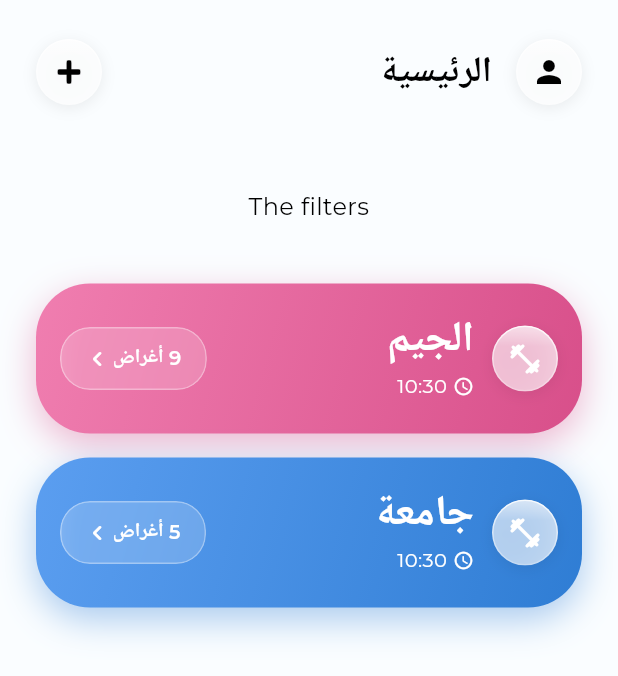
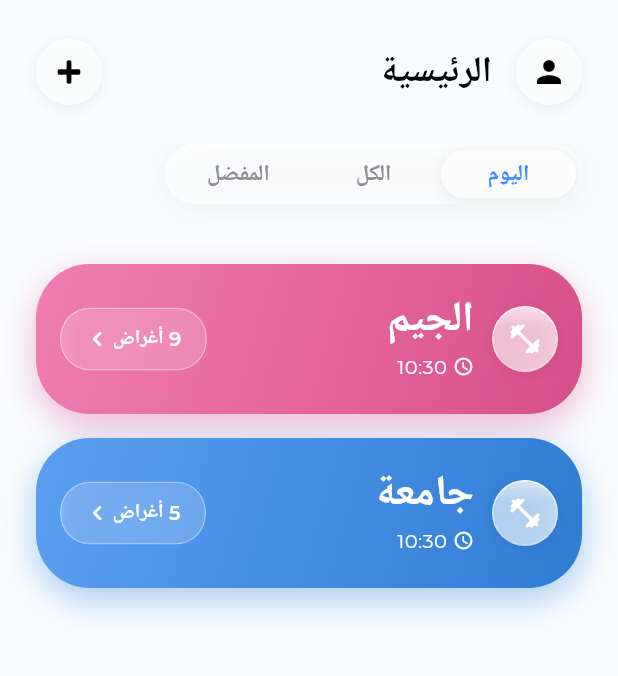
Before and after one commit to FN-Bites/Tawakad, a Flutter app: the screen it shows after launch, on a phone screen of 412 x 824 dp. Shown: the top 676 px of the screen. Run offline on Flutter 3.47's test engine with Material 3 defaults, Android fonts, the phone set to English and light mode, and no system bars; our stand-ins replace animated_text_kit, cloud_firestore, firebase_auth, firebase_core, google_sign_in, rive; accounts and stored records are empty; statements that could not run were skipped.

Commit message:
Add filter ui to the home page

```diff
--- a/lib/core/widgets/glass_buttons/glass_back_button.dart
+++ b/lib/core/widgets/glass_elements/glass_back_button.dart
@@ -1,5 +1,5 @@
 import 'package:flutter/material.dart';
-import 'package:tawakad_app/core/widgets/glass_buttons/app_liquid_buttons.dart';
+import 'package:tawakad_app/core/widgets/glass_elements/app_liquid_buttons.dart';
 
 class GlassBackButton extends StatelessWidget {
   final VoidCallback? onPressed;
--- /dev/null
+++ b/lib/core/widgets/glass_elements/glass_bar.dart
@@ -0,0 +1,180 @@
+import 'dart:ui';
+import 'package:flutter/material.dart';
+
+class GlassSurface extends StatelessWidget {
+  final Widget child;
+  final double borderRadius;
+  final double? width;
+  final double? height;
+  final List<BoxShadow>? shadows;
+  final int? selectedIndex;
+  final int? itemCount;
+  final double pillInset;
+
+  const GlassSurface({
+    super.key,
+    required this.child,
+    this.borderRadius = 32,
+    this.width,
+    this.height,
+    this.shadows,
+    this.selectedIndex,
+    this.itemCount,
+    this.pillInset = 4.0,
+  });
+
+  @override
+  Widget build(BuildContext context) {
+    return Container(
+      width: width,
+      height: height,
+      decoration: BoxDecoration(
+        borderRadius: BorderRadius.circular(borderRadius),
+        boxShadow: shadows ??
+            [
+              BoxShadow(
+                color: Colors.black.withOpacity(0.06),
+                blurRadius: 16,
+                offset: const Offset(0, 2),
+              ),
+            ],
+      ),
+      child: ClipRRect(
+        borderRadius: BorderRadius.circular(borderRadius),
+        child: _GlassFill(
+          borderRadius: borderRadius,
+          child: _maybeWithPill(child),
+        ),
+      ),
+    );
+  }
+
+  Widget _maybeWithPill(Widget child) {
+    if (selectedIndex == null || itemCount == null || width == null) {
+      return child;
+    }
+
+    final pillWidth = (width! - pillInset * 2) / itemCount!;
+    final flippedIndex = itemCount! - 1 - selectedIndex!;
+    final pillLeft = pillInset + flippedIndex * pillWidth;
+
+    return Stack(
+      children: [
+        AnimatedPositioned(
+          duration: const Duration(milliseconds: 220),
+          curve: Curves.easeInOut,
+          top: pillInset,
+          bottom: pillInset,
+          left: pillLeft,
+          width: pillWidth,
+          child: Container(
+            decoration: BoxDecoration(
+              borderRadius: BorderRadius.circular(borderRadius - pillInset),
+              color: Colors.white.withOpacity(0.85),
+              boxShadow: [
+                BoxShadow(
+                  color: Colors.black.withOpacity(0.08),
+                  blurRadius: 8,
+                  offset: const Offset(0, 2),
+                ),
+              ],
+            ),
+          ),
+        ),
+        child,
+      ],
+    );
+  }
+}
+
+class _GlassFill extends StatelessWidget {
+  final double borderRadius;
+  final Widget child;
+
+  const _GlassFill({
+    required this.borderRadius,
+    required this.child,
+  });
+
+  @override
+  Widget build(BuildContext context) {
+    return Stack(
+      children: [
+        Positioned.fill(
+          child: BackdropFilter(
+            filter: ImageFilter.blur(sigmaX: 20, sigmaY: 20),
+            child: const SizedBox.expand(),
+          ),
+        ),
+        Positioned.fill(
+          child: Container(
+            color: Colors.white.withOpacity(0.62),
+          ),
+        ),
+        Positioned(
+          top: 0,
+          left: 0,
+          right: 0,
+          height: 14,
+          child: Container(
+            decoration: BoxDecoration(
+              gradient: LinearGradient(
+                begin: Alignment.topCenter,
+                end: Alignment.bottomCenter,
+                colors: [
+                  Colors.white.withOpacity(0.45),
+                  Colors.white.withOpacity(0.0),
+                ],
+              ),
+            ),
+          ),
+        ),
+        Positioned.fill(
+          child: CustomPaint(
+            painter: _GlassRimPainter(
+              borderRadius: borderRadius,
+              topColor: Colors.white.withOpacity(0.80),
+              bottomColor: Colors.white.withOpacity(0.20),
+            ),
+          ),
+        ),
+        child,
+      ],
+    );
+  }
+}
+
+class _GlassRimPainter extends CustomPainter {
+  final double borderRadius;
+  final Color topColor;
+  final Color bottomColor;
+
+  const _GlassRimPainter({
+    required this.borderRadius,
+    required this.topColor,
+    required this.bottomColor,
+  });
+
+  @override
+  void paint(Canvas canvas, Size size) {
+    final rrect = RRect.fromRectAndRadius(
+      Rect.fromLTWH(0.5, 0.5, size.width - 1, size.height - 1),
+      Radius.circular(borderRadius),
+    );
+    final paint = Paint()
+      ..style = PaintingStyle.stroke
+      ..strokeWidth = 1.0
+      ..shader = LinearGradient(
+        begin: Alignment.topCenter,
+        end: Alignment.bottomCenter,
+        colors: [topColor, bottomColor],
+      ).createShader(Rect.fromLTWH(0, 0, size.width, size.height));
+    canvas.drawRRect(rrect, paint);
+  }
+
+  @override
+  bool shouldRepaint(_GlassRimPainter old) =>
+      old.topColor != topColor ||
+      old.bottomColor != bottomColor ||
+      old.borderRadius != borderRadius;
+}
--- a/lib/features/home/ui/pages/home_page.dart
+++ b/lib/features/home/ui/pages/home_page.dart
@@ -4,6 +4,7 @@ import 'pack_list.dart';
 import '../widgets/pack_list/pack_list_card.dart';
 import '../widgets/buttons/pack_list_icon_badge.dart';
 import '../widgets/pack_list_card_theme.dart';
+import '../widgets/buttons/filter_bar.dart';
 
 class HomePage extends StatefulWidget {
   @override
@@ -102,8 +103,16 @@ class _HomeState extends State<HomePage> {
       ),
       body: Column(
         children: [
-          const SizedBox(height: 30),
-          const Text("The filters"),
+          Padding(
+            padding: const EdgeInsets.symmetric(horizontal: 24),
+            child: Align(
+              alignment: Alignment.topRight,
+              child: GlassFilterBar(
+                initialFilter: FilterOption.today,
+                onFilterChanged: (filter) {},
+              ),
+            ),
+          ),
           Expanded(
             child: Padding(
               padding: const EdgeInsets.only(
--- /dev/null
+++ b/lib/features/home/ui/widgets/buttons/filter_bar.dart
@@ -0,0 +1,150 @@
+import 'package:flutter/material.dart';
+import 'package:tawakad_app/core/widgets/glass_elements/glass_bar.dart';
+
+enum FilterOption { today, all, favorites }
+
+extension FilterOptionLabel on FilterOption {
+  String get label {
+    switch (this) {
+      case FilterOption.today:
+        return 'اليوم';
+      case FilterOption.all:
+        return 'الكل';
+      case FilterOption.favorites:
+        return 'المفضل';
+    }
+  }
+}
+
+class GlassFilterBar extends StatefulWidget {
+  final FilterOption initialFilter;
+  final ValueChanged<FilterOption>? onFilterChanged;
+  final double chipWidth;
+  final double height;
+
+  const GlassFilterBar({
+    super.key,
+    this.initialFilter = FilterOption.today,
+    this.onFilterChanged,
+    this.chipWidth = 90.0,
+    this.height = 40.0,
+  });
+
+  @override
+  State<GlassFilterBar> createState() => _GlassFilterBarState();
+}
+
+class _GlassFilterBarState extends State<GlassFilterBar> {
+  late FilterOption _selected;
+
+  @override
+  void initState() {
+    super.initState();
+    _selected = widget.initialFilter;
+  }
+
+  @override
+  Widget build(BuildContext context) {
+    const options = FilterOption.values;
+    const pillInset = 4.0;
+    final totalWidth = (widget.chipWidth * options.length) + (pillInset * 2);
+    final selectedIndex = options.indexOf(_selected);
+
+    return GlassSurface(
+      height: widget.height,
+      width: totalWidth,
+      selectedIndex: selectedIndex,
+      itemCount: options.length,
+      pillInset: pillInset,
+      child: Padding(
+        padding: const EdgeInsets.symmetric(horizontal: pillInset),
+        child: Row(
+          mainAxisSize: MainAxisSize.min,
+          children: options.map((option) {
+            return _FilterChip(
+              label: option.label,
+              isSelected: option == _selected,
+              width: widget.chipWidth,
+              onTap: () {
+                setState(() => _selected = option);
+                widget.onFilterChanged?.call(option);
+              },
+            );
+          }).toList(),
+        ),
+      ),
+    );
+  }
+}
+
+class _FilterChip extends StatefulWidget {
+  final String label;
+  final bool isSelected;
+  final VoidCallback onTap;
+  final double width;
+
+  const _FilterChip({
+    required this.label,
+    required this.isSelected,
+    required this.onTap,
+    required this.width,
+  });
+
+  @override
+  State<_FilterChip> createState() => _FilterChipState();
+}
+
+class _FilterChipState extends State<_FilterChip>
+    with SingleTickerProviderStateMixin {
+  late AnimationController _ctrl;
+  late Animation<double> _scale;
+
+  @override
+  void initState() {
+    super.initState();
+    _ctrl = AnimationController(
+      vsync: this,
+      duration: const Duration(milliseconds: 110),
+    );
+    _scale = Tween(begin: 1.0, end: 0.94)
+        .animate(CurvedAnimation(parent: _ctrl, curve: Curves.easeInOut));
+  }
+
+  @override
+  void dispose() {
+    _ctrl.dispose();
+    super.dispose();
+  }
+
+  @override
+  Widget build(BuildContext context) {
+    return GestureDetector(
+      onTapDown: (_) => _ctrl.forward(),
+      onTapUp: (_) {
+        _ctrl.reverse();
+        widget.onTap();
+      },
+      onTapCancel: () => _ctrl.reverse(),
+      child: ScaleTransition(
+        scale: _scale,
+        child: SizedBox(
+          width: widget.width,
+          child: Center(
+            child: AnimatedDefaultTextStyle(
+              duration: const Duration(milliseconds: 200),
+              style: TextStyle(
+                fontFamily: 'Montserrat',
+                fontSize: 15,
+                fontWeight: FontWeight.w600,
+                color: widget.isSelected
+                    ? const Color(0xFF3C8EFF)
+                    : const Color(0xFF8E8E93),
+              ),
+              child: Text(widget.label),
+            ),
+          ),
+        ),
+      ),
+    );
+  }
+}
--- a/lib/features/home/ui/widgets/buttons/pack_list_icon_badge.dart
+++ b/lib/features/home/ui/widgets/buttons/pack_list_icon_badge.dart
@@ -1,5 +1,5 @@
 import 'package:flutter/material.dart';
-import 'package:tawakad_app/core/widgets/glass_buttons/app_liquid_buttons.dart';
+import 'package:tawakad_app/core/widgets/glass_elements/app_liquid_buttons.dart';
 
 class PackListIconBadge extends StatelessWidget {
   const PackListIconBadge({
--- a/lib/features/onboarding/ui/pages/auth_entry_page.dart
+++ b/lib/features/onboarding/ui/pages/auth_entry_page.dart
@@ -1,8 +1,8 @@
 import 'package:flutter/material.dart';
 import 'package:tawakad_app/core/theme/app_colors.dart';
 import 'package:tawakad_app/features/onboarding/ui/animation/phone_rive.dart';
-import 'package:tawakad_app/core/widgets/glass_buttons/glass_back_button.dart';
-import 'package:tawakad_app/core/widgets/glass_buttons/app_liquid_buttons.dart';
+import 'package:tawakad_app/core/widgets/glass_elements/glass_back_button.dart';
+import 'package:tawakad_app/core/widgets/glass_elements/app_liquid_buttons.dart';
 import 'package:tawakad_app/features/onboarding/ui/pages/onboarding_screens/onboarding_page.dart';
 import 'package:tawakad_app/features/onboarding/ui/pages/onboarding_screens/onboarding_data.dart';
 import 'package:tawakad_app/features/onboarding/ui/pages/onboarding_questions/onboarding_questions_page.dart';
--- a/lib/features/onboarding/ui/pages/onboarding_screens/onboarding_page.dart
+++ b/lib/features/onboarding/ui/pages/onboarding_screens/onboarding_page.dart
@@ -1,10 +1,10 @@
 import 'package:flutter/material.dart';
-import 'package:tawakad_app/core/widgets/glass_buttons/app_liquid_buttons.dart';
+import 'package:tawakad_app/core/widgets/glass_elements/app_liquid_buttons.dart';
 import 'package:tawakad_app/features/onboarding/ui/pages/auth_entry_page.dart';
 import 'onboarding_content.dart';
 import 'onboarding_data.dart';
 import 'package:tawakad_app/features/onboarding/ui/widgets/onboarding_indicator.dart';
-import 'package:tawakad_app/core/widgets/glass_buttons/glass_back_button.dart';
+import 'package:tawakad_app/core/widgets/glass_elements/glass_back_button.dart';
 
 class OnboardingPage extends StatefulWidget {
   final int initialPage;
--- a/lib/features/onboarding/ui/widgets/onboarding_scaffold.dart
+++ b/lib/features/onboarding/ui/widgets/onboarding_scaffold.dart
@@ -1,7 +1,7 @@
 import 'package:flutter/material.dart';
 import 'package:tawakad_app/core/theme/app_colors.dart';
-import 'package:tawakad_app/core/widgets/glass_buttons/app_liquid_buttons.dart';
-import 'package:tawakad_app/core/widgets/glass_buttons/glass_back_button.dart';
+import 'package:tawakad_app/core/widgets/glass_elements/app_liquid_buttons.dart';
+import 'package:tawakad_app/core/widgets/glass_elements/glass_back_button.dart';
 import 'package:tawakad_app/features/onboarding/ui/animation/mascot_rive.dart';
 import 'package:tawakad_app/features/onboarding/ui/widgets/mascot_with_bubble.dart';
 import 'onboarding_progress_bar.dart';
--- a/lib/features/signIn/ui/widgets/sign_in_content.dart
+++ b/lib/features/signIn/ui/widgets/sign_in_content.dart
@@ -24,14 +24,12 @@ class SignInContent extends StatelessWidget {
     required this.onPasswordChanged,
     required this.emailServerError,
     required this.passwordServerError,
-    });
+  });
 
   @override
   Widget build(BuildContext context) {
-
     return FieldCard(
       children: [
-
         SignAuthTextField(
           hint: 'البريد الإلكتروني',
           controller: emailController,
--- a/lib/features/signUp/ui/pages/signUp_page.dart
+++ b/lib/features/signUp/ui/pages/signUp_page.dart
@@ -37,8 +37,8 @@ class SingupPage extends StatelessWidget {
             },
       bottomPrefixText: 'لديك حساب؟ ',
       bottomActionText: 'قم بتسجيل الدخول',
-      onBottomActionPressed: () => Navigator.pushReplacementNamed(context, '/signin'),
-
+      onBottomActionPressed: () =>
+          Navigator.pushReplacementNamed(context, '/signin'),
       child: SignUpContent(
         emailController: flow.emailController,
         passwordController: flow.passwordController,
```
Also changed, not shown: lib/features/forgotPassword/ui/pages/forgot_password_page.dart (+18 -12 lines), lib/features/forgotPassword/ui/widgets/success_sheet.dart (+11 -4 lines), lib/features/signIn/ui/pages/sign_in_page.dart (+2 -7 lines), lib/features/signIn/ui/widgets/sign_in_scaffold.dart (+6 -4 lines), lib/features/signUp/state/signup_flow_provider.dart (+4 -3 lines), lib/features/signUp/ui/widgets/sign_up_scaffold.dart (+5 -3 lines), lib/features/verifyEmail/ui/pages/verify_email_page.dart (+11 -13 lines), lib/core/widgets/glass_elements/app_liquid_buttons.dart (renamed from lib/core/widgets/glass_buttons/app_liquid_buttons.dart), lib/features/onboarding/ui/pages/onboarding_questions/onboarding_questions_page.dart (line endings or trailing spaces), lib/features/signUp/ui/widgets/sign_up_content.dart (line endings or trailing spaces).
